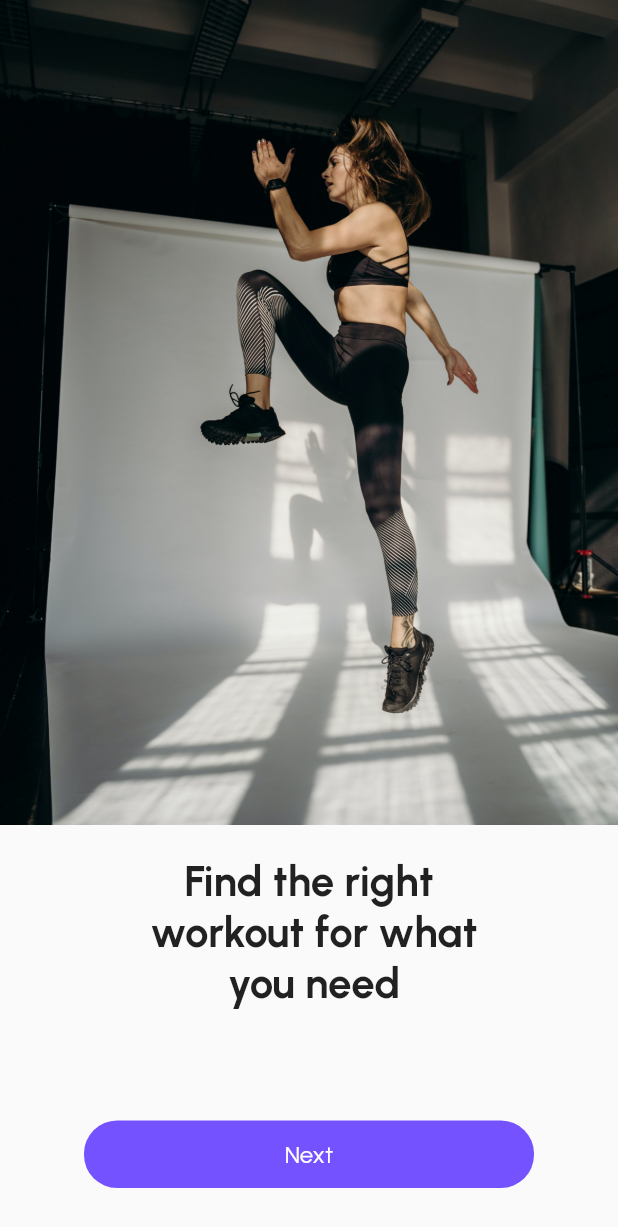
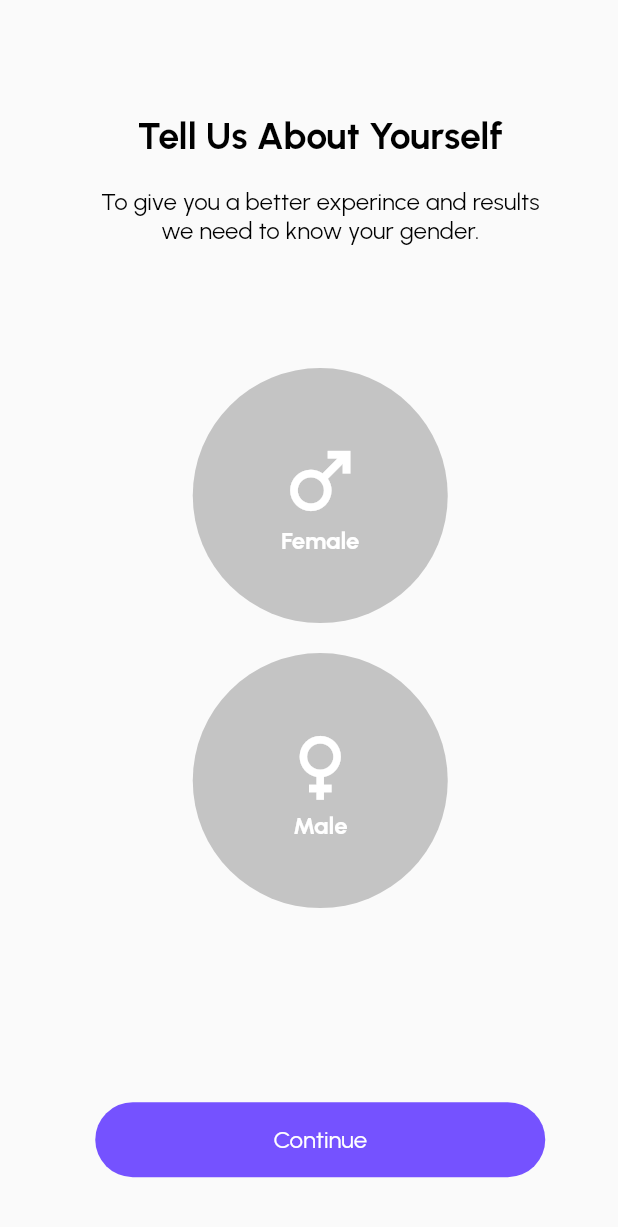
Before and after one commit to Manish5000/Diet4U, a Flutter app: the screen it shows after launch, on a phone screen of 412 x 824 dp. Shown: the top 1227 px of the screen. Run offline on Flutter 3.47's test engine with Material 2 defaults, Android fonts, the light colour scheme and no system bars; our stand-ins replace google_fonts.

Commit message:
first commit
added gender screen

```diff
--- a/lib/Screens/Accountsetup/gender.dart
+++ b/lib/Screens/Accountsetup/gender.dart
@@ -0,0 +1,81 @@
+import 'package:diet4u/Widgets/button1.dart';
+import 'package:flutter/material.dart';
+import 'package:google_fonts/google_fonts.dart';
+
+class Genderscreen extends StatefulWidget {
+  const Genderscreen({ Key? key }) : super(key: key);
+
+  @override
+  State<Genderscreen> createState() => _GenderscreenState();
+}
+
+class _GenderscreenState extends State<Genderscreen> {
+  final greyColor = Color(0xFFC4C4C4);
+  final voiletcolor = Color(0xFF7552FF);
+
+  bool isselected = false;
+  @override
+  Widget build(BuildContext context)
+   {
+    return Scaffold(
+      body: Padding(
+
+        padding: const EdgeInsets.fromLTRB(45, 75, 30, 50),
+        child: Column(
+          crossAxisAlignment: CrossAxisAlignment.center,
+          children: [
+            Text('Tell Us About Yourself',style: GoogleFonts.urbanist(fontSize: 25, fontWeight: FontWeight.bold,color: Colors.black),),
+            SizedBox(height: 20,),
+            Text('To give you a better experince and results',style: GoogleFonts.urbanist(fontSize: 16,color: Colors.black,),),
+            Row(
+              mainAxisAlignment: MainAxisAlignment.center,
+              children: [
+                Text('we need to know your gender.',style: GoogleFonts.urbanist(fontSize: 16,color: Colors.black,),),
+              ],
+            ),
+            SizedBox(height: MediaQuery.of(context).size.height*0.1),
+            GestureDetector(
+              onTap: (() {
+               setState(() {
+                 isselected = true;
+               });
+              }),
+              child: CircleAvatar(
+                backgroundColor: isselected==true? voiletcolor:greyColor,
+                radius: 85,
+                child: Column(
+                  mainAxisAlignment: MainAxisAlignment.center,
+                  children: [
+                    Icon(Icons.male,size: 60,color: Colors.white,),
+                    Text('Female',style: GoogleFonts.urbanist(fontSize: 16,color: Colors.white,fontWeight: FontWeight.bold),)
+                  ],
+                ),
+              ),
+            ),
+            SizedBox(height: 20,),
+            GestureDetector(
+              onTap: () {
+                isselected = true;
+              },
+              child: CircleAvatar(
+                backgroundColor: isselected==true?voiletcolor:greyColor,
+                radius: 85,
+                child: Column(
+                  mainAxisAlignment: MainAxisAlignment.center,
+                  children: [
+                    Icon(Icons.female,size: 60,color: Colors.white,),
+                    Text('Male',style: GoogleFonts.urbanist(fontSize: 16,color: Colors.white,fontWeight: FontWeight.bold),),
+
+                  ],
+                ),
+              ),
+            ),
+            SizedBox(height: MediaQuery.of(context).size.height*0.157,),
+            Button1(name: 'Continue', color1: Color(0xFF7552FF), func: (){}),
+          ],
+        ),
+      ),
+
+    );
+  }
+}
--- a/lib/Screens/Onboarding/welcome2.dart
+++ b/lib/Screens/Onboarding/welcome2.dart
@@ -1,3 +1,4 @@
+import 'package:diet4u/Screens/Onboarding/welcome3.dart';
 import 'package:diet4u/Widgets/button1.dart';
 import 'package:flutter/material.dart';
 import 'package:flutter/painting.dart';
@@ -25,7 +26,9 @@ class _Welcome2State extends State<Welcome2> {
           SizedBox(height: 20,),
           Text('Find the right\n workout for what\n you need',style: GoogleFonts.urbanist(fontSize: 28,fontWeight: FontWeight.bold),textAlign: TextAlign.center,),
           SizedBox(height: 75,),
-          Button1(name: 'Next', color1: Color(0xFF7552FF))
+          Button1(name: 'Next', color1: Color(0xFF7552FF),
+          func: (){Navigator.push(context,MaterialPageRoute(builder: (context) => const Welcome3()),
+  );},)
         ],
       ),
 
--- a/lib/Widgets/button1.dart
+++ b/lib/Widgets/button1.dart
@@ -3,7 +3,7 @@ import 'package:google_fonts/google_fonts.dart';
 class Button1 extends StatefulWidget {
 final String? name;
 final Color? color1;
-final Function? func;
+final VoidCallback? func;
 
 Button1({@required this.name, @required this.color1, @required this.func});
   @override
@@ -14,21 +14,19 @@ class _Button1State extends State<Button1> {
 
   @override
   Widget build(BuildContext context) {
-    return Container(
+    return GestureDetector(
+      onTap: widget.func,
+      child: Container(
         alignment: Alignment.center,
-      height: 45,
+        height: 50,
         width: 300,
         padding: EdgeInsets.all(10),
         decoration: BoxDecoration(
           color: widget.color1!,
-        borderRadius: BorderRadius.circular(22),
+          borderRadius: BorderRadius.circular(25),
           ),
-      child: InkWell(
-        child: Text(widget.name!,style: GoogleFonts.urbanist(fontSize: 16,color: Colors.white,)),
-        onTap: (){
-
-        },
-        ));
+        child: Text(widget.name!,style: GoogleFonts.urbanist(fontSize: 16,color: Colors.white,))),
+    );
 
   }
 }
--- a/lib/main.dart
+++ b/lib/main.dart
@@ -1,3 +1,4 @@
+import 'package:diet4u/Screens/Accountsetup/gender.dart';
 import 'package:diet4u/Screens/Onboarding/splashscreen.dart';
 import 'package:diet4u/Screens/Onboarding/welcome1.dart';
 import 'package:diet4u/Screens/Onboarding/welcome2.dart';
@@ -21,7 +22,7 @@ class MyApp extends StatelessWidget {
 
         primarySwatch: Colors.blue,
       ),
-      home: Welcome2(),
+      home: Genderscreen(),
     );
   }
 }
```
Also changed, not shown: lib/Screens/Accountsetup/age.dart (+37 -0 lines), lib/Screens/Onboarding/welcome3.dart (+11 -2 lines). Lines whose indentation alone changed are shown as unchanged.
